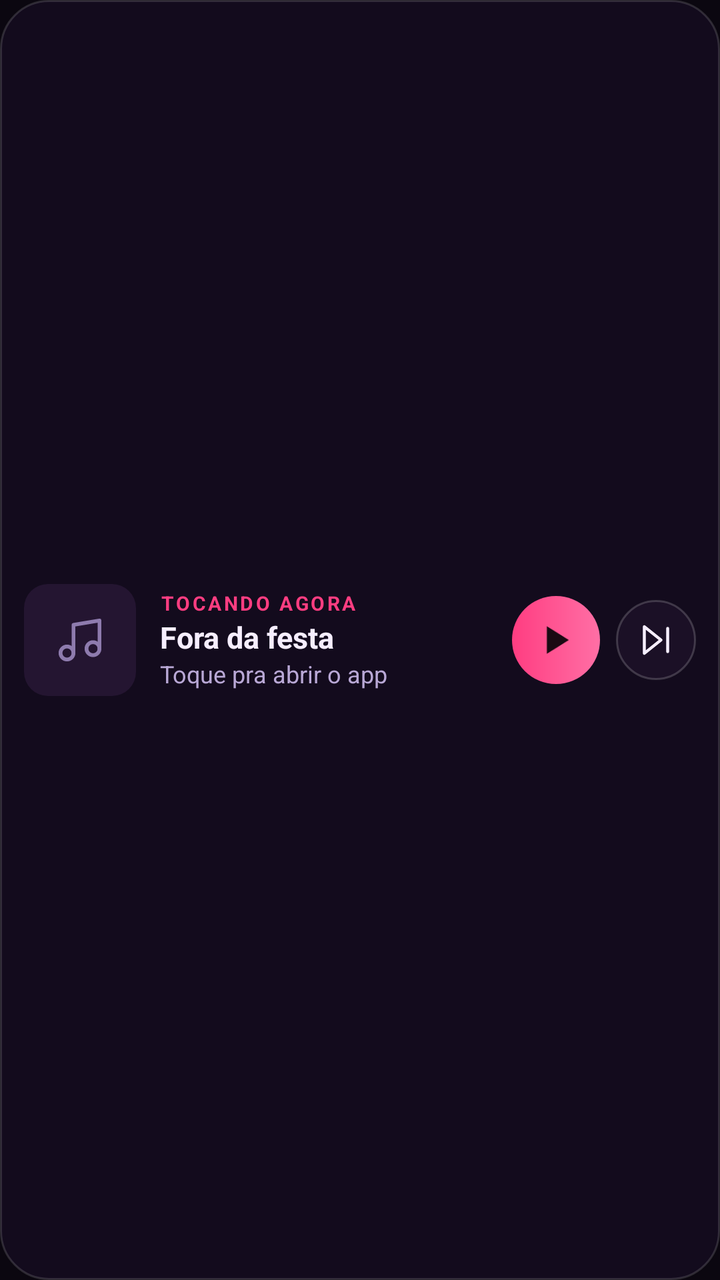
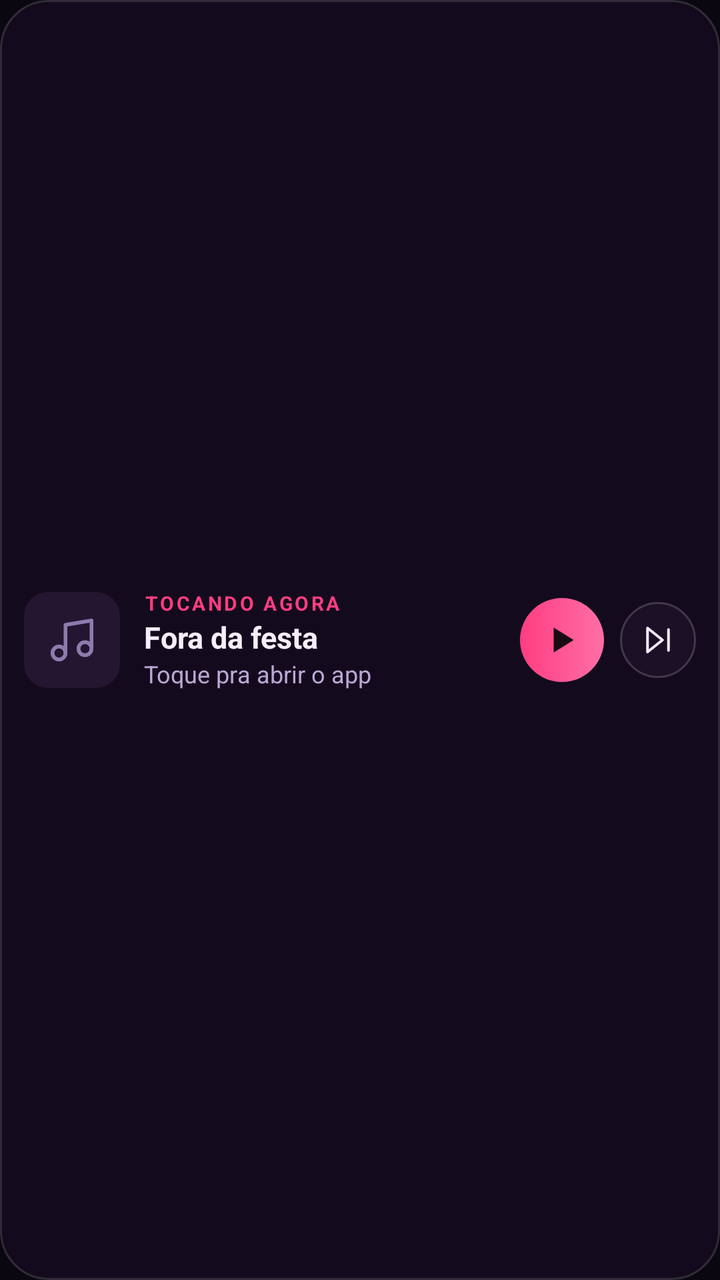

Screens rendered from an Android XML layout before and after an edit, with the pre-edit source and the edit as a unified diff.
<!-- AndroidManifest.xml: application theme FestaTheme -->
<!-- res/layout/widget_now_playing.xml -->
<?xml version="1.0" encoding="utf-8"?>
<LinearLayout xmlns:android="http://schemas.android.com/apk/res/android"
    android:id="@+id/widget_root"
    android:layout_width="match_parent" android:layout_height="match_parent"
    android:orientation="horizontal" android:gravity="center_vertical"
    android:background="@drawable/widget_bg" android:padding="12dp">
    <FrameLayout
        android:layout_width="56dp" android:layout_height="56dp"
        android:background="@drawable/widget_thumb_bg">
        <ImageView
            android:id="@+id/np_icon"
            android:layout_width="26dp" android:layout_height="26dp" android:layout_gravity="center"
            android:src="@drawable/widget_ic_music" android:contentDescription="@null" />
        <ImageView
            android:id="@+id/np_thumb"
            android:layout_width="match_parent" android:layout_height="match_parent"
            android:scaleType="centerCrop" android:visibility="gone" android:contentDescription="@null" />
    </FrameLayout>
    <LinearLayout
        android:layout_width="0dp" android:layout_height="wrap_content" android:layout_weight="1"
        android:layout_marginStart="12dp" android:layout_marginEnd="8dp"
        android:orientation="vertical">
        <TextView
            android:id="@+id/np_label"
            android:layout_width="wrap_content" android:layout_height="wrap_content"
            android:text="TOCANDO AGORA" android:textColor="#FF3D81" android:textSize="10sp"
            android:textStyle="bold" android:letterSpacing="0.12" />
        <TextView
            android:id="@+id/np_title"
            android:layout_width="match_parent" android:layout_height="wrap_content"
            android:text="Fora da festa" android:textColor="#F6EEFF" android:textSize="15sp" android:textStyle="bold"
            android:maxLines="1" android:ellipsize="end" />
        <TextView
            android:id="@+id/np_sub"
            android:layout_width="match_parent" android:layout_height="wrap_content"
            android:text="Toque pra abrir o app" android:textColor="#B9A8D6" android:textSize="12sp"
            android:maxLines="1" android:ellipsize="end" />
    </LinearLayout>
    <ImageView
        android:id="@+id/np_playpause"
        android:layout_width="44dp" android:layout_height="44dp"
        android:background="@drawable/widget_btn_round_hot" android:padding="11dp"
        android:src="@drawable/widget_ic_play" android:contentDescription="Tocar ou pausar" />
    <ImageView
        android:id="@+id/np_next"
        android:layout_width="40dp" android:layout_height="40dp"
        android:layout_marginStart="8dp"
        android:background="@drawable/widget_btn_round" android:padding="10dp"
        android:src="@drawable/widget_ic_next" android:contentDescription="Passar música" />
</LinearLayout>
<!-- resources referenced by this layout -->
<resources>
  <!-- drawable widget_bg (drawable) -->
  <?xml version="1.0" encoding="utf-8"?>
  <shape xmlns:android="http://schemas.android.com/apk/res/android" android:shape="rectangle">
      <solid android:color="#F2140C1E" />
      <stroke android:width="1dp" android:color="#24FFFFFF" />
      <corners android:radius="24dp" />
  </shape>
  <!-- drawable widget_btn_round (drawable) -->
  <?xml version="1.0" encoding="utf-8"?>
  <shape xmlns:android="http://schemas.android.com/apk/res/android" android:shape="oval">
      <solid android:color="#1B1026" />
      <stroke android:width="1dp" android:color="#2EFFFFFF" />
  </shape>
  <!-- drawable widget_btn_round_hot (drawable) -->
  <?xml version="1.0" encoding="utf-8"?>
  <shape xmlns:android="http://schemas.android.com/apk/res/android" android:shape="oval">
      <gradient android:startColor="#FF3D81" android:endColor="#FF6FA5" android:angle="0" />
  </shape>
  <!-- drawable widget_ic_music (drawable) -->
  <?xml version="1.0" encoding="utf-8"?>
  <vector xmlns:android="http://schemas.android.com/apk/res/android"
      android:width="24dp" android:height="24dp" android:viewportWidth="24" android:viewportHeight="24">
      <path android:strokeColor="#8E7BAE" android:strokeWidth="1.75" android:strokeLineCap="round" android:strokeLineJoin="round" android:pathData="M9,18V5l12,-2v13" />
      <path android:strokeColor="#8E7BAE" android:strokeWidth="1.75" android:strokeLineCap="round" android:strokeLineJoin="round" android:pathData="M3,18a3,3 0,1 0,6 0a3,3 0,1 0,-6 0z" />
      <path android:strokeColor="#8E7BAE" android:strokeWidth="1.75" android:strokeLineCap="round" android:strokeLineJoin="round" android:pathData="M15,16a3,3 0,1 0,6 0a3,3 0,1 0,-6 0z" />
  </vector>
  <!-- drawable widget_ic_next (drawable) -->
  <?xml version="1.0" encoding="utf-8"?>
  <vector xmlns:android="http://schemas.android.com/apk/res/android"
      android:width="24dp" android:height="24dp" android:viewportWidth="24" android:viewportHeight="24">
      <path android:strokeColor="#F6EEFF" android:strokeWidth="1.75" android:strokeLineCap="round" android:strokeLineJoin="round" android:pathData="M5,4l10,8l-10,8z" />
      <path android:strokeColor="#F6EEFF" android:strokeWidth="1.75" android:strokeLineCap="round" android:strokeLineJoin="round" android:pathData="M19,5v14" />
  </vector>
  <!-- drawable widget_ic_play (drawable) -->
  <?xml version="1.0" encoding="utf-8"?>
  <vector xmlns:android="http://schemas.android.com/apk/res/android"
      android:width="24dp" android:height="24dp" android:viewportWidth="24" android:viewportHeight="24">
      <path android:fillColor="#1A0A12" android:pathData="M7,4.5v15l12,-7.5z" />
  </vector>
  <!-- drawable widget_thumb_bg (drawable) -->
  <?xml version="1.0" encoding="utf-8"?>
  <shape xmlns:android="http://schemas.android.com/apk/res/android" android:shape="rectangle">
      <solid android:color="#241531" />
      <corners android:radius="12dp" />
  </shape>
  <style name="FestaTheme" parent="android:Theme.Material.NoActionBar">
          <item name="android:windowBackground">@color/bg_deep</item>
          <item name="android:statusBarColor">@color/bg_deep</item>
          <item name="android:navigationBarColor">@color/bg_deep</item>
      </style>
  <color name="bg_deep">#0B0710</color>
</resources>

<!-- the commit's change to res/layout/widget_now_playing.xml (unified diff, before → after) -->
@@ -3,9 +3,10 @@
     android:id="@+id/widget_root"
     android:layout_width="match_parent" android:layout_height="match_parent"
     android:orientation="horizontal" android:gravity="center_vertical"
-    android:background="@drawable/widget_bg" android:padding="12dp">
+    android:background="@drawable/widget_bg"
+    android:paddingStart="12dp" android:paddingEnd="12dp" android:paddingTop="8dp" android:paddingBottom="8dp">
     <FrameLayout
-        android:layout_width="56dp" android:layout_height="56dp"
+        android:layout_width="48dp" android:layout_height="48dp"
         android:background="@drawable/widget_thumb_bg">
         <ImageView
             android:id="@+id/np_icon"
@@ -38,12 +39,12 @@
     </LinearLayout>
     <ImageView
         android:id="@+id/np_playpause"
-        android:layout_width="44dp" android:layout_height="44dp"
+        android:layout_width="42dp" android:layout_height="42dp"
         android:background="@drawable/widget_btn_round_hot" android:padding="11dp"
         android:src="@drawable/widget_ic_play" android:contentDescription="Tocar ou pausar" />
     <ImageView
         android:id="@+id/np_next"
-        android:layout_width="40dp" android:layout_height="40dp"
+        android:layout_width="38dp" android:layout_height="38dp"
         android:layout_marginStart="8dp"
         android:background="@drawable/widget_btn_round" android:padding="10dp"
         android:src="@drawable/widget_ic_next" android:contentDescription="Passar música" />
